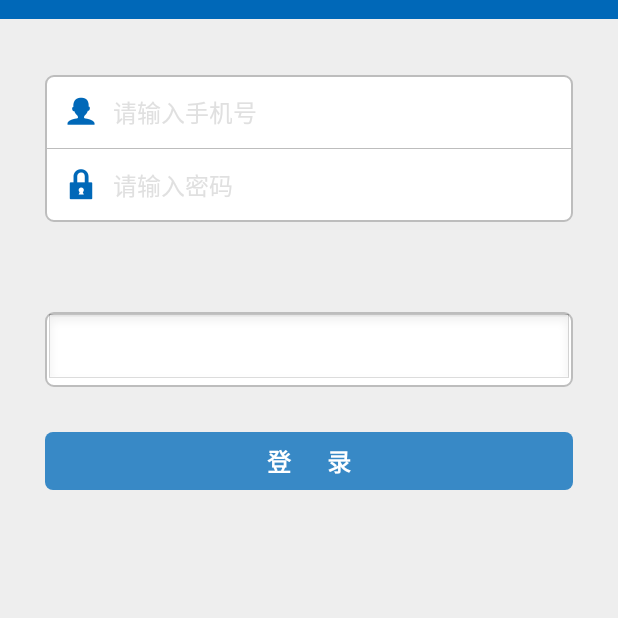
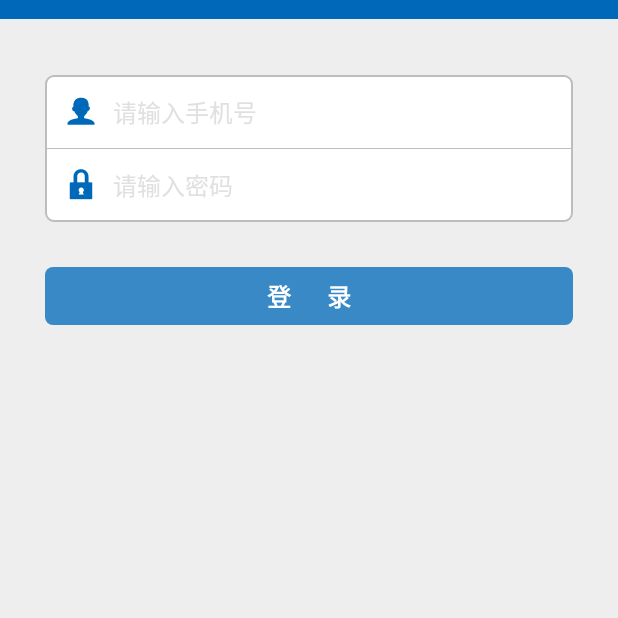
Before and after one commit to wangwenwang/TY_Order_Android, an Android app: the LoginActivity screen opened directly, with no data from a screen before it, on a phone screen of 412 x 824 dp, the top half of it. Run offline under Robolectric (Android 15) with nearby library versions, the phone set to English and light mode, and no system bars; libraries missing offline, so code that uses them is left out: com.baidu.mapapi, com.zhy.android; plain views replace PercentRelativeLayout.

```diff
--- a/app/build.gradle
+++ b/app/build.gradle
@@ -10,7 +10,7 @@ android {
         minSdkVersion 14
         targetSdkVersion 26
         versionCode 5
-        versionName "3.0"
+        versionName "2.2"
     }
     buildTypes {
         release {
--- a/app/src/main/res/layout/activity_login.xml
+++ b/app/src/main/res/layout/activity_login.xml
@@ -96,21 +96,6 @@
 
             </LinearLayout>
 
-            <LinearLayout
-                android:layout_width="match_parent"
-                android:layout_height="wrap_content"
-                android:layout_margin="30dp"
-                android:background="@drawable/rounded_white_box_bg"
-                android:gravity="center_vertical"
-                android:orientation="vertical">
-
-                <EditText
-                    android:layout_width="match_parent"
-                    android:layout_height="wrap_content"
-                    android:padding="12dp" />
-
-            </LinearLayout>
-
         </LinearLayout>
 
         <LinearLayout
```
